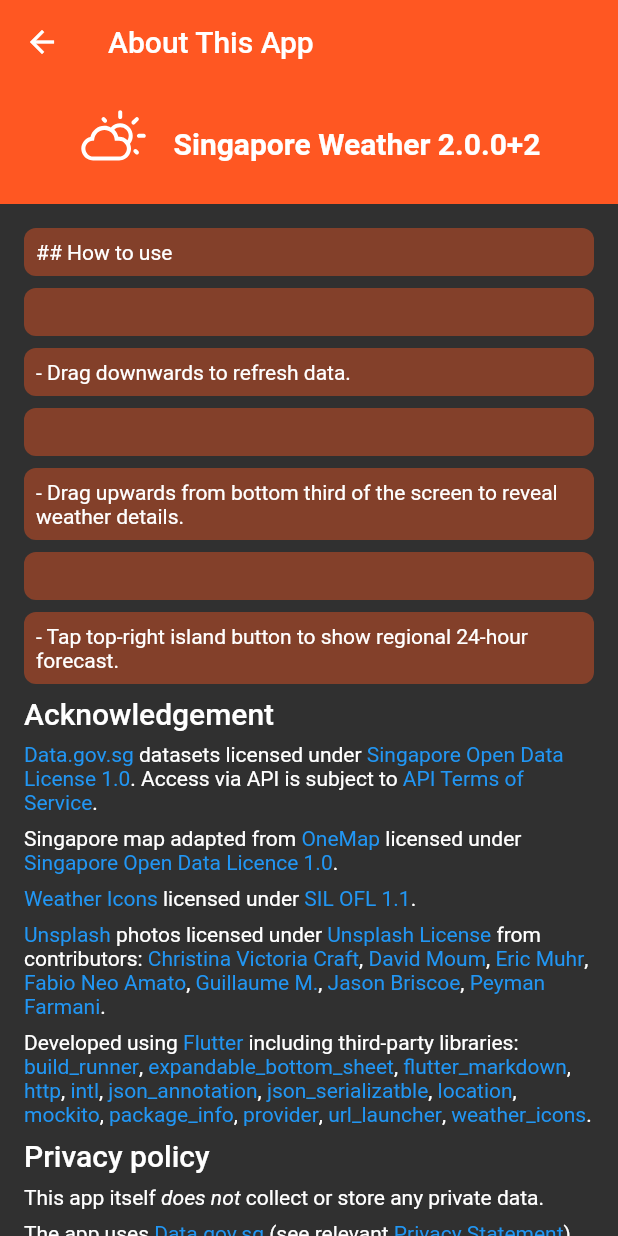
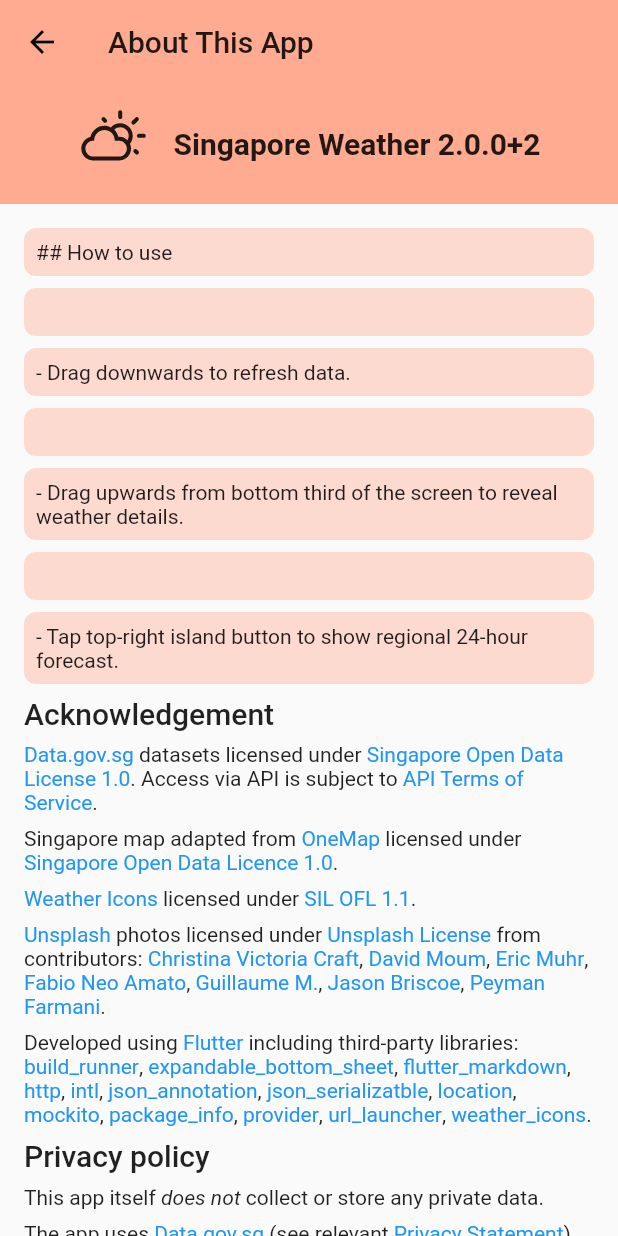
Before and after one commit to hum-ler/singapore_weather, a Flutter app: the screen it shows after launch, after a tap on the "help" icon, on a phone screen of 412 x 824 dp. Run offline on Flutter 3.47's test engine with Material 2 defaults, Android fonts, the phone set to English and light mode, and no system bars; our stand-ins replace flutter_markdown, location, package_info, weather_icons; missing offline and left inert: expandable_bottom_sheet; generated files the repository leaves out were written again.

Commit message:
Support light and dark themes

```diff
--- a/lib/config.dart
+++ b/lib/config.dart
@@ -2,15 +2,17 @@
 
 //#region main
 
-/// The primary color for the app.
+/// The dark color for the app.
 ///
-/// Applied in the app bar.
-const Color appPrimaryColor = Colors.deepOrange;
+/// Used as the primary color in the dark theme, and the accent color in the
+/// light theme.
+const Color appDarkColor = Colors.deepOrange;
 
-/// The secondary color for the app.
+/// The light color for the app.
 ///
-/// Applied in the island map background.
-final Color appSecondaryColor = Colors.deepOrange.shade200;
+/// Used as the primary color in the light theme, and the accent color in the
+/// dark theme.
+final Color appLightColor = Colors.deepOrange.shade200;
 
 //#endregion
 
--- a/lib/main.dart
+++ b/lib/main.dart
@@ -35,7 +35,26 @@
           GlobalCupertinoLocalizations.delegate,
         ],
         supportedLocales: S.delegate.supportedLocales,
-        theme: ThemeData.dark().copyWith(primaryColor: K.appPrimaryColor),
+        theme: ThemeData(
+          brightness: Brightness.light,
+          primaryColor: K.appLightColor,
+          accentColor: K.appDarkColor,
+          snackBarTheme: SnackBarThemeData(
+            backgroundColor: ThemeData.light().canvasColor,
+            contentTextStyle: TextStyle(color: Colors.black),
+            actionTextColor: K.appDarkColor,
+          ),
+        ),
+        darkTheme: ThemeData(
+          brightness: Brightness.dark,
+          primaryColor: K.appDarkColor,
+          accentColor: K.appLightColor,
+          snackBarTheme: SnackBarThemeData(
+            backgroundColor: ThemeData.dark().canvasColor,
+            contentTextStyle: TextStyle(color: Colors.white),
+            actionTextColor: K.appLightColor,
+          ),
+        ),
         home: Home(),
       ),
     ),
--- a/lib/screens/about.dart
+++ b/lib/screens/about.dart
@@ -30,7 +30,9 @@
               },
               styleSheet: MarkdownStyleSheet(
                 blockquoteDecoration: BoxDecoration(
-                  color: K.appPrimaryColor.withOpacity(0.4),
+                  color: Theme.of(context).brightness == Brightness.dark
+                      ? K.appDarkColor.withOpacity(0.4)
+                      : K.appLightColor.withOpacity(0.4),
                   borderRadius: BorderRadius.circular(8.0),
                 ),
                 blockquotePadding:
--- a/lib/screens/about/header.dart
+++ b/lib/screens/about/header.dart
@@ -29,7 +29,9 @@
   @override
   Widget build(BuildContext context) {
     return Container(
-      color: K.appPrimaryColor,
+      color: Theme.of(context).brightness == Brightness.dark
+          ? K.appDarkColor
+          : K.appLightColor,
       child: Row(
         mainAxisAlignment: MainAxisAlignment.center,
         mainAxisSize: MainAxisSize.max,
--- a/lib/screens/home/details.dart
+++ b/lib/screens/home/details.dart
@@ -22,7 +22,9 @@
         alignment: Alignment.center,
         decoration: BoxDecoration(
           borderRadius: BorderRadius.circular(8.0),
-          color: Colors.black.withOpacity(0.4),
+          color: Theme.of(context).brightness == Brightness.dark
+              ? Colors.black.withOpacity(0.4)
+              : Colors.white.withOpacity(0.4),
         ),
         padding: const EdgeInsets.symmetric(
           vertical: 8.0,
--- a/lib/screens/home/island_button.dart
+++ b/lib/screens/home/island_button.dart
@@ -29,7 +29,9 @@
         maxWidth: size,
         minWidth: size,
       ),
-      fillColor: K.appSecondaryColor,
+      fillColor: Theme.of(context).brightness == Brightness.dark
+          ? K.appLightColor
+          : K.appDarkColor,
       clipBehavior: Clip.antiAlias,
       padding: EdgeInsets.zero,
       child: SizedBox(
@@ -38,7 +40,9 @@
           tag: K.islandImageTag,
           child: Image(
             image: K.islandImage,
-            color: K.appPrimaryColor,
+            color: Theme.of(context).brightness == Brightness.dark
+                ? K.appDarkColor
+                : K.appLightColor,
             colorBlendMode: BlendMode.srcIn,
             fit: BoxFit.fitHeight,
           ),
--- a/lib/screens/home/summary.dart
+++ b/lib/screens/home/summary.dart
@@ -90,7 +90,9 @@
                     image: data.condition?.background ?? K.defaultAssetImage,
                     fit: BoxFit.cover,
                     colorFilter: ColorFilter.mode(
-                      Colors.black.withOpacity(0.6),
+                      Theme.of(context).brightness == Brightness.dark
+                          ? Colors.black.withOpacity(0.6)
+                          : Colors.white.withOpacity(0.6),
                       BlendMode.srcATop,
                     ),
                   ),
```
Also changed, not shown: lib/screens/island.dart (+8 -2 lines).
